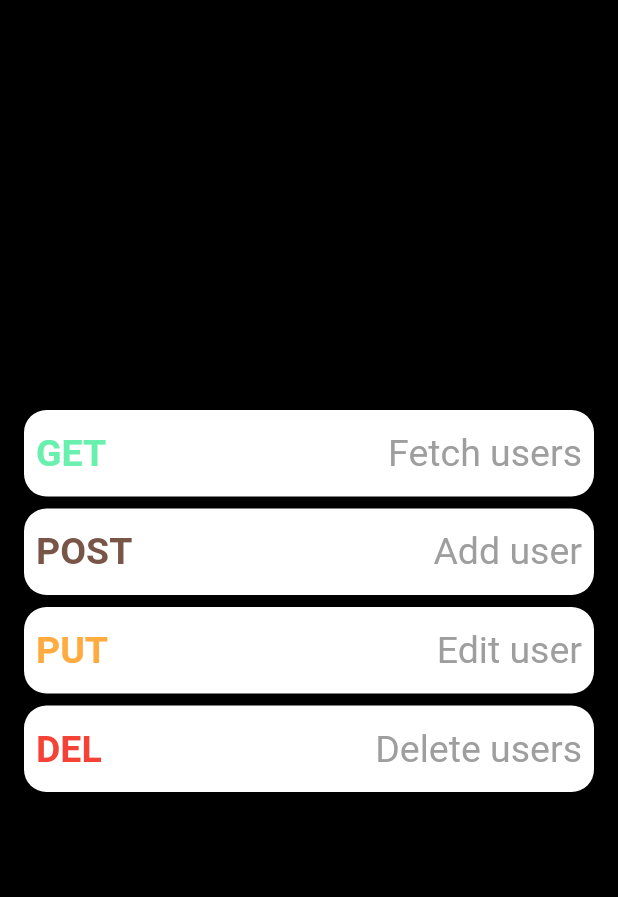
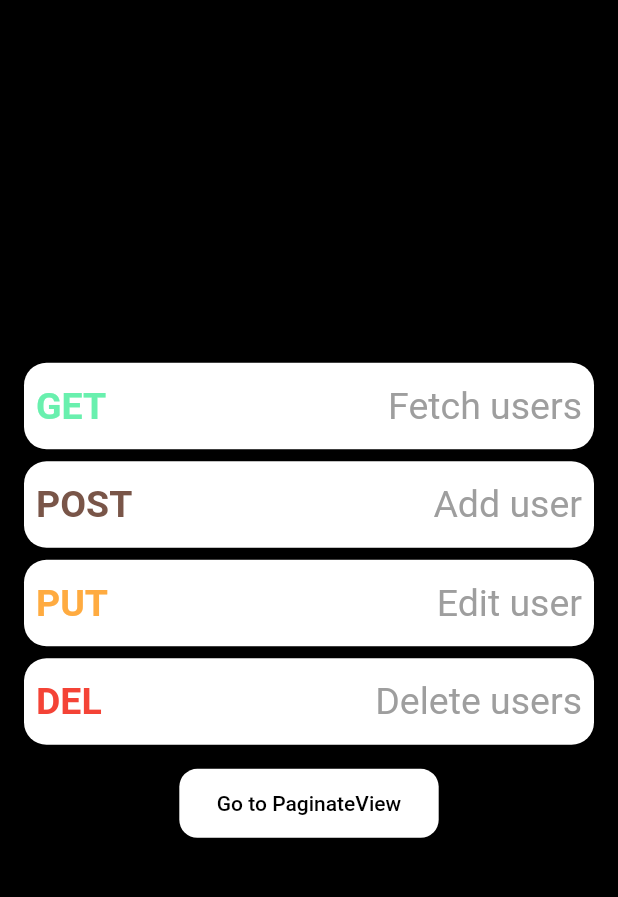
Before and after one commit to SheikhAman/api_crud, a Flutter app: the screen it shows after launch, on a phone screen of 412 x 824 dp, the part 59-956 px from its top. Run offline on Flutter 3.47's test engine with Material 2 defaults, Android fonts, the light colour scheme and no system bars.

Commit message:
paginate done

```diff
--- a/crud_paginate/lib/main.dart
+++ b/crud_paginate/lib/main.dart
@@ -1,3 +1,4 @@
+import 'package:crud_paginate/view/paginate_view.dart';
 import 'package:crud_paginate/view_model/api_crud_provider.dart';
 import 'package:flutter/material.dart';
 import 'package:provider/provider.dart';
@@ -25,7 +26,11 @@ class MyApp extends StatelessWidget {
         theme: ThemeData(
           primarySwatch: Colors.blue,
         ),
-        home: HomePage(),
+        initialRoute: HomePage.routeName,
+        routes: {
+          HomePage.routeName: (context) => HomePage(),
+          PaginateView.routeName: (context) => PaginateView()
+        },
       ),
     );
   }
--- a/crud_paginate/lib/view/home_page.dart
+++ b/crud_paginate/lib/view/home_page.dart
@@ -1,5 +1,6 @@
 import 'dart:ui';
 
+import 'package:crud_paginate/view/paginate_view.dart';
 import 'package:crud_paginate/view_model/api_crud_provider.dart';
 import 'package:crud_paginate/widgets/custom_button.dart';
 import 'package:flutter/material.dart';
@@ -9,6 +10,7 @@ import '../utlis/utils.dart';
 import '/base_client.dart';
 
 class HomePage extends StatefulWidget {
+  static const routeName = '/home_page';
   const HomePage({super.key});
 
   @override
@@ -68,6 +70,7 @@ class _HomePageState extends State<HomePage> {
                     Utils.snakBar('PUT API CALLED', context);
                   },
                   operationColor: Colors.orangeAccent),
+              // ignore: prefer_const_constructors
               SizedBox(
                 height: 8,
               ),
@@ -80,6 +83,25 @@ class _HomePageState extends State<HomePage> {
                     Utils.snakBar('DELETE API CALLED', context);
                   },
                   operationColor: Colors.red),
+              SizedBox(
+                height: 15,
+              ),
+
+              ElevatedButton(
+                style: ElevatedButton.styleFrom(
+                    elevation: 5,
+                    shape: RoundedRectangleBorder(
+                      borderRadius: BorderRadius.circular(12), // <-- Radius
+                    ),
+                    padding: const EdgeInsets.symmetric(
+                        vertical: 15, horizontal: 25),
+                    backgroundColor: Colors.white,
+                    foregroundColor: Colors.black),
+                onPressed: () {
+                  Navigator.pushNamed(context, PaginateView.routeName);
+                },
+                child: const Text('Go to PaginateView'),
+              ),
             ],
           ),
         ),
```
Also changed, not shown: crud_paginate/lib/base_client.dart (+16 -0 lines), crud_paginate/lib/view/paginate_view.dart (added, +138 -0 lines).
